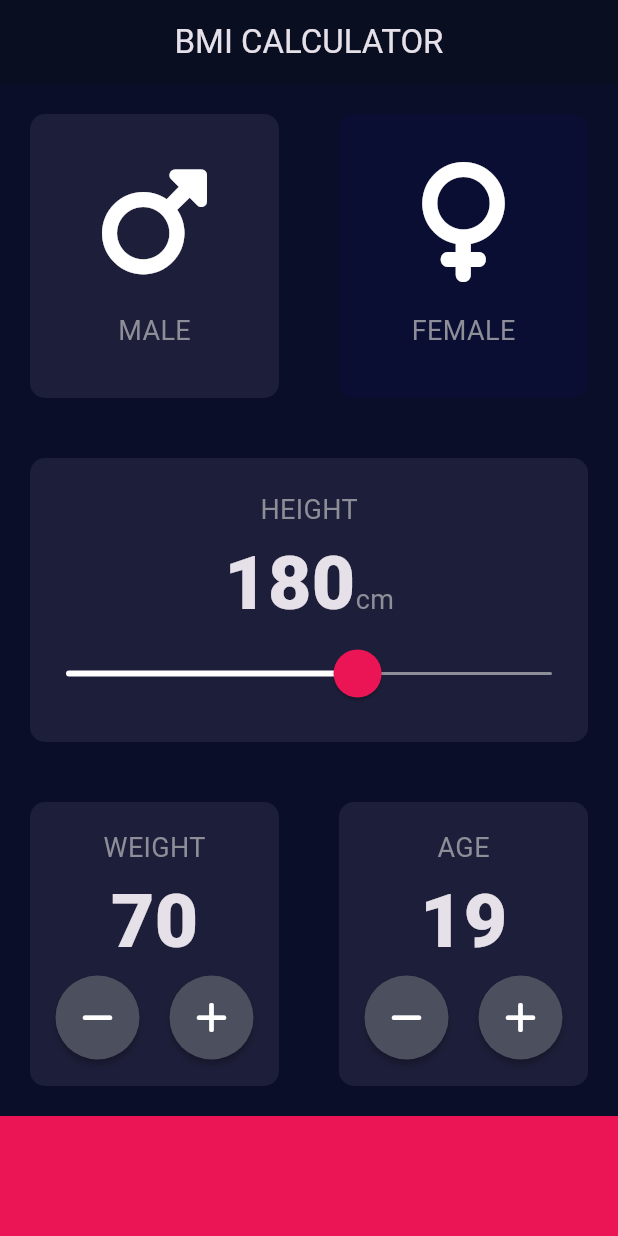
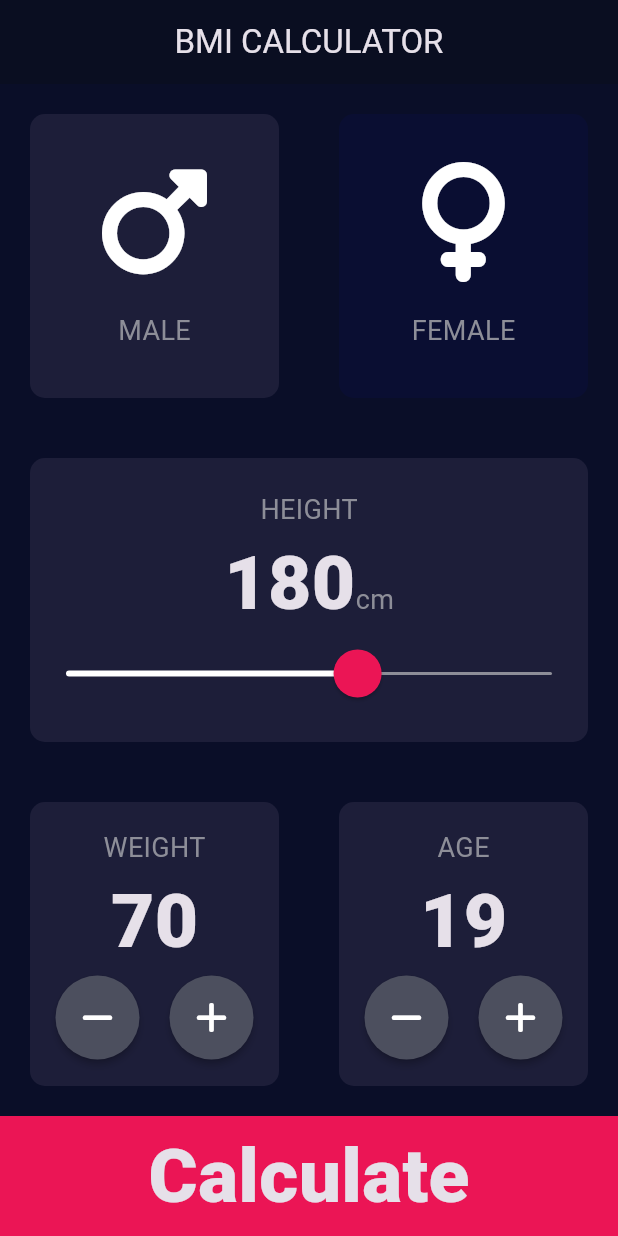
Before and after one commit to ZakariaNasri/bmi_calcucator, a Flutter app: the screen it shows after launch, on a phone screen of 412 x 824 dp. Run offline on Flutter 3.47's test engine with Material 3 defaults, Android fonts, the phone set to English and light mode, and no system bars; our stand-ins replace font_awesome_flutter; missing offline and left inert: dart:ffi.

Commit message:
Adding Routing Fonction

```diff
--- a/lib/input_page.dart
+++ b/lib/input_page.dart
@@ -1,5 +1,5 @@
 import 'dart:ffi';
-
+import 'results_page.dart';
 import 'package:flutter/material.dart';
 import 'package:font_awesome_flutter/font_awesome_flutter.dart';
 import 'icon_content.dart';
@@ -212,10 +212,23 @@ class _InputPageState extends State<InputPage> {
               ],
             ),
           ),
-          Container(
-            height: 80,
-            width: double.infinity,
-            color: kBottomBarColor,
+          GestureDetector(
+            onTap: () {
+              Navigator.push(context, MaterialPageRoute(builder: (context) {
+                return ResultsPage();
+              }));
+            },
+            child: Container(
+              height: 80,
+              width: double.infinity,
+              color: kBottomBarColor,
+              child: Center(
+                child: Text(
+                  'Calculate',
+                  style: kValueTextStyle,
+                ),
+              ),
+            ),
           ),
         ],
       ),
```
Also changed, not shown: lib/results_page.dart (+17 -0 lines).
